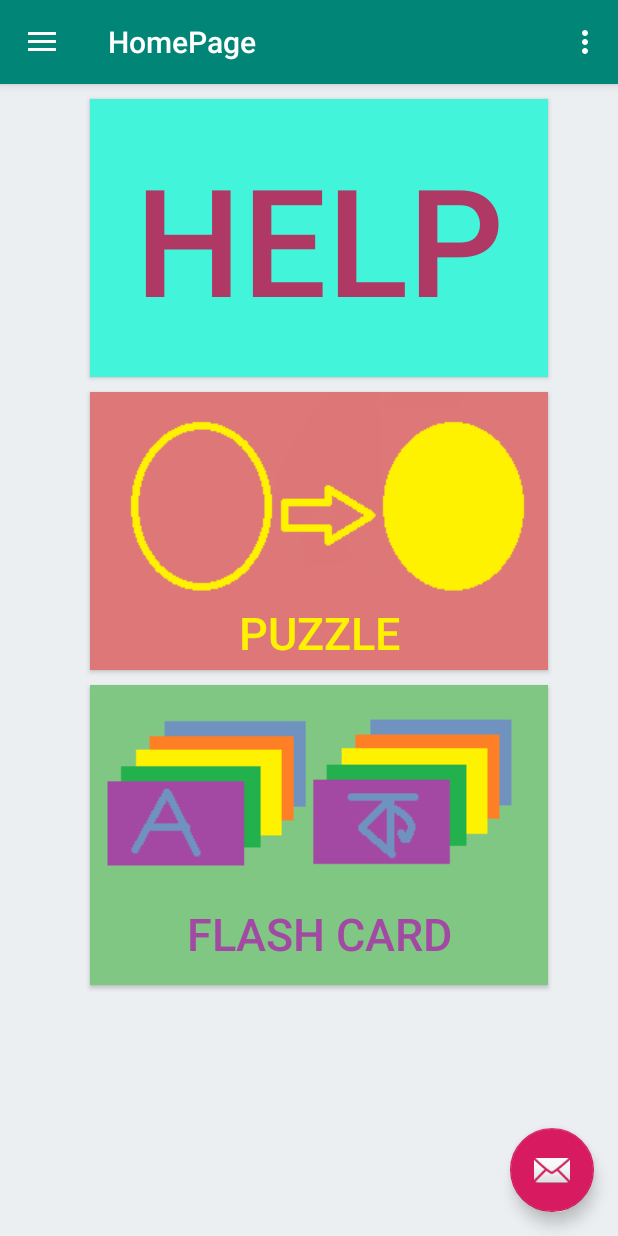
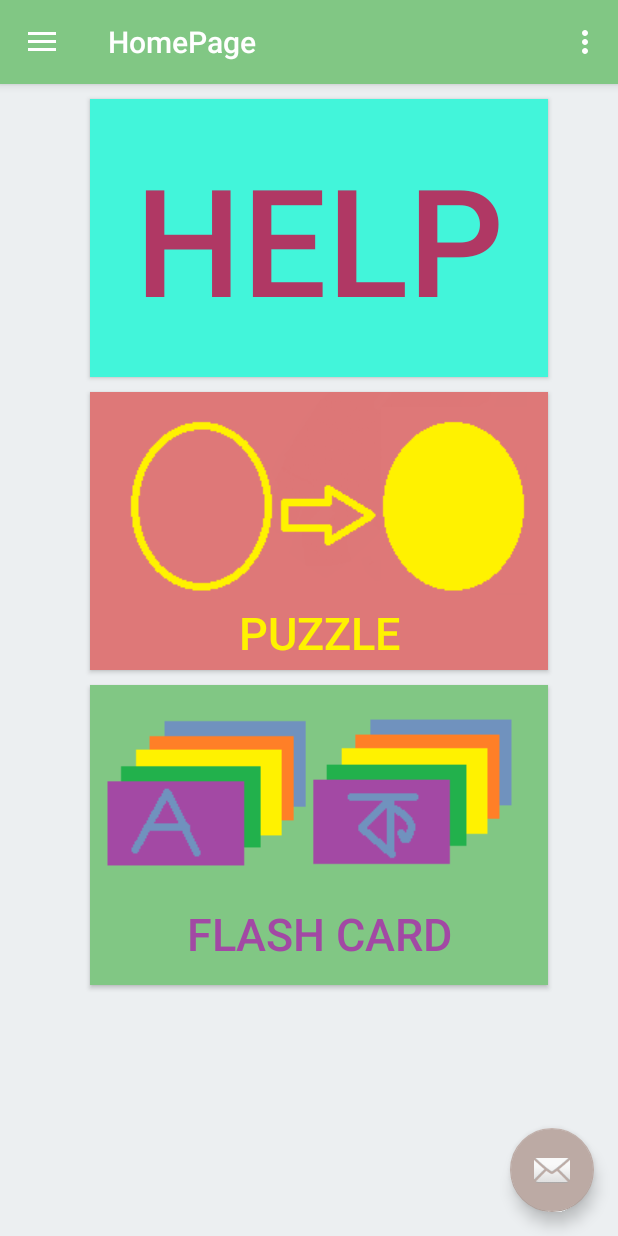
Before and after one commit to abirftw/Bornali, an Android app: the screen it shows after launch (HomePage), on a phone screen of 412 x 824 dp. Run offline under Robolectric (Android 15) with nearby library versions, the phone set to English and light mode, and no system bars.

Commit message:
Change colors according to the ASD interface guidelines Replace some string values

```diff
--- a/app/src/main/res/values/colors.xml
+++ b/app/src/main/res/values/colors.xml
@@ -1,6 +1,8 @@
 <?xml version="1.0" encoding="utf-8"?>
 <resources>
-    <color name="colorPrimary">#008577</color>
-    <color name="colorPrimaryDark">#00574B</color>
-    <color name="colorAccent">#D81B60</color>
+    <color name="colorPrimary">#81c784</color>
+    <color name="colorPrimaryDark">#519657</color>
+    <color name="colorSecondary">#bcaaa4</color>
+    <color name="colorSecondaryDark">#8c7b75</color>
+    <color name="colorAccent">#bcaaa4</color>
 </resources>
--- a/app/src/main/res/values/strings.xml
+++ b/app/src/main/res/values/strings.xml
@@ -28,4 +28,6 @@
     <string name="menu_share">Share</string>
     <string name="menu_send">Send</string>
 
+    <string name="help_action">HELP</string>
+
 </resources>
```
